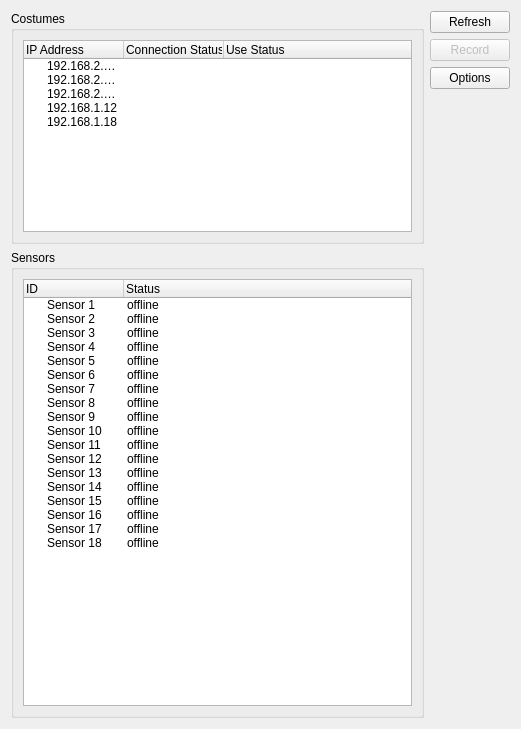
This is trunk/src/edr/src/plugins/imuCostume/ui/IMUCostumeListWidget.ui in mk4me/hm-mde-one as Qt 5 draws it before an edit. The edited form follows.
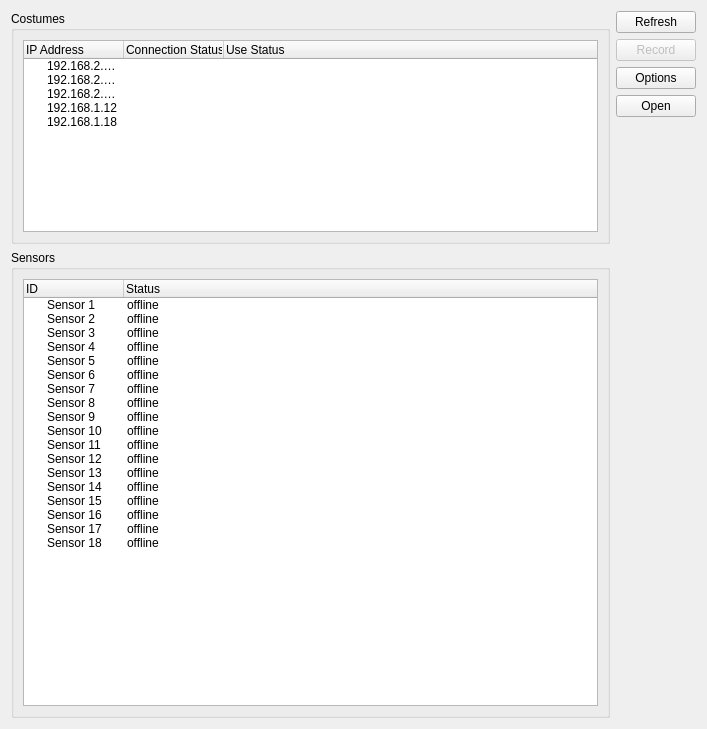
This is the edited form. Icons and pictures are not drawn.

Diff of the .ui file:
```diff
--- a/trunk/src/edr/src/plugins/imuCostume/ui/IMUCostumeListWidget.ui
+++ b/trunk/src/edr/src/plugins/imuCostume/ui/IMUCostumeListWidget.ui
@@ -6,7 +6,7 @@
    <rect>
     <x>0</x>
     <y>0</y>
-    <width>521</width>
+    <width>707</width>
     <height>729</height>
    </rect>
   </property>
@@ -422,6 +422,13 @@
        </property>
       </widget>
      </item>
+     <item>
+      <widget class="QPushButton" name="openPushButton">
+       <property name="text">
+        <string>Open</string>
+       </property>
+      </widget>
+     </item>
      <item>
       <spacer name="verticalSpacer">
        <property name="orientation">
```
Left out of the diff: 17 changed lines with no effect on the pictures.
